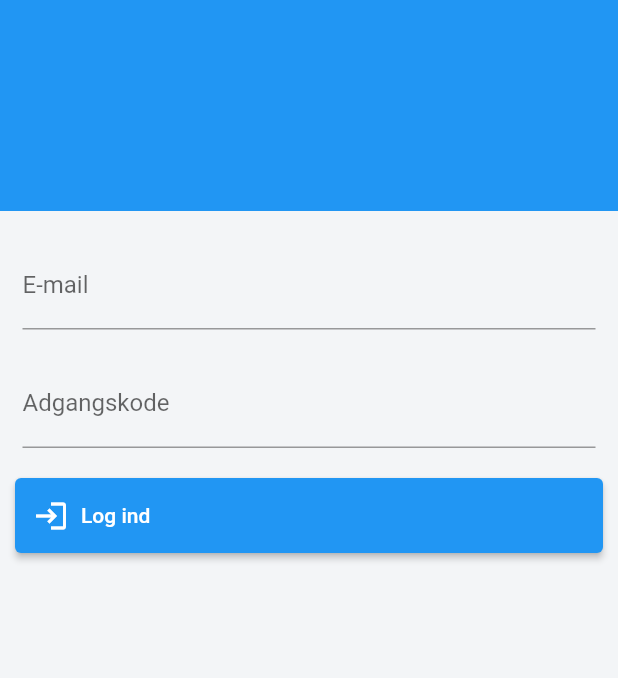
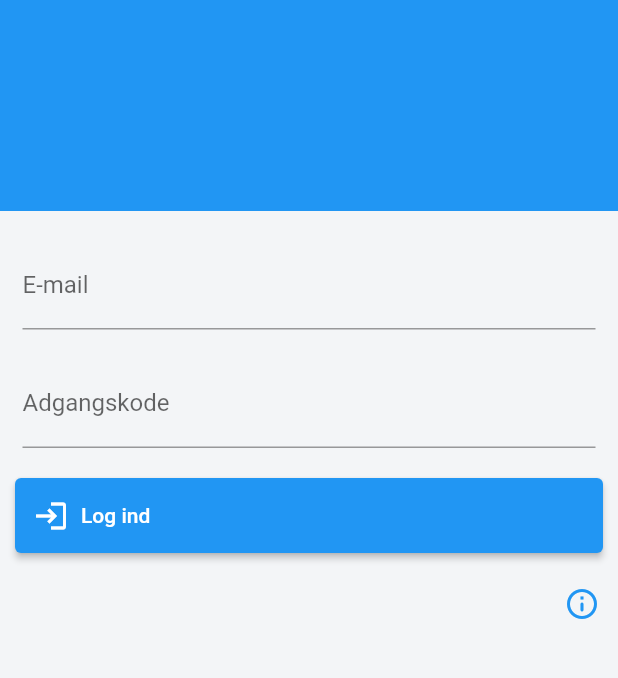
Before and after one commit to ammarOdin/odinvikar, a Flutter app: the screen it shows after launch, on a phone screen of 412 x 824 dp, the part 201-879 px from its top. Run offline on Flutter 3.47's test engine with Material 2 defaults, Android fonts, the phone set to English and light mode, and no system bars; our stand-ins replace cloud_firestore, cloud_functions, firebase_auth, firebase_core, sliding_sheet, syncfusion_flutter_calendar and 1 more; missing offline and left inert: syncfusion_localizations, week_of_year; accounts and stored records are empty.

Commit message:
Information button login-screen

```diff
--- a/lib/main_screens/login.dart
+++ b/lib/main_screens/login.dart
@@ -84,7 +84,6 @@ class _LoginState extends State<LoginScreen> {
               ],
             ),
           ),
-
           Form(
             key: _key,
             autovalidateMode: AutovalidateMode.onUserInteraction,
@@ -99,6 +98,7 @@ class _LoginState extends State<LoginScreen> {
               ],
             ),
           ),
+          Align(alignment: Alignment.bottomRight, child: IconButton(onPressed: () {showDialog(context: context, builder: (BuildContext context){return AlertDialog(title: const Text("Hjælp"), shape: RoundedRectangleBorder(borderRadius: BorderRadius.circular(10)), content: const Text("Kontakt din leder for at få dine loginoplysninger"), actions: [TextButton(onPressed: () {Navigator.pop(context);}, child: const Text("OK"))],);});} , icon: const Icon(Icons.info_outline_rounded, color: Colors.blue,))),
         ],
       ),
     );
```
